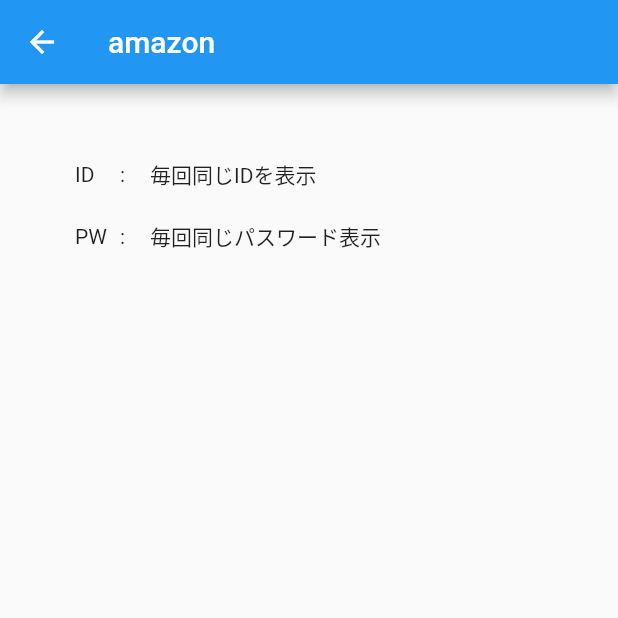
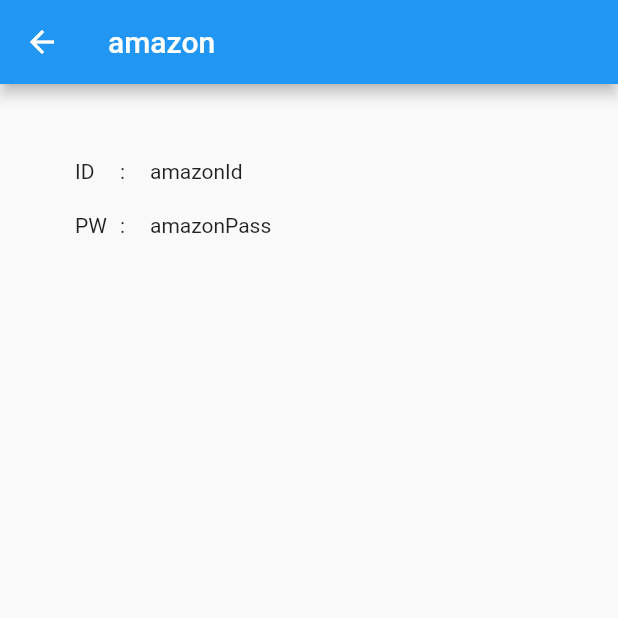
Before and after one commit to snkrs238/flutter_demo, a Flutter app: the screen it shows after launch, after a tap on "amazon", on a phone screen of 412 x 824 dp, the top half of it. Run offline on Flutter 3.47's test engine with Material 2 defaults, Android fonts, the phone set to English and light mode, and no system bars.

Commit message:
flutter demo

```diff
--- a/lib/main.dart
+++ b/lib/main.dart
@@ -34,6 +34,8 @@
 
 class _MyHomePageState extends State<MyHomePage> {
   List<String> titleList =['amazon','楽天','Yahoo!'];//変数の定義
+  List<String> id =['amazonId','楽天Id','YahooId'];
+  List<String> pass =['amazonPass','楽天Pass','YahooPass'];
   int _counter = 0;
 
   void _incrementCounter() {
@@ -57,10 +59,17 @@
                   leading: const Icon(Icons.key),
                   title: Text(titleList[index]),
                   onTap: (){
+                    print(id);
                     print('リストがタップされました');
                     //画面遷移の処理を記述
                     Navigator.push(context,MaterialPageRoute(
-                        builder: (context) => NextPage(titleList[index])));
+                        builder: (context) => NextPage(
+                            titleList[index],
+                          id[index],
+                          pass[index],
+                        )
+                    )
+                    );
                   },
                 ),
                 const Divider(
@@ -69,7 +78,7 @@
                 ),
               ],
             );
-          }
+          },
       ),
       floatingActionButton: FloatingActionButton(
         //ボタンが押された時の処理
--- a/lib/next_page.dart
+++ b/lib/next_page.dart
@@ -4,7 +4,9 @@
 
 class NextPage extends StatelessWidget {
   final String title;//main.dartからtitleを受け取る
-  const NextPage(this.title,{Key? key}) : super(key: key);
+  final String id;
+  final String pass;
+  const NextPage(this.title,this.id,this.pass,{Key? key}) : super(key: key);
 
   @override
   Widget build(BuildContext context) {
@@ -18,30 +20,30 @@
           crossAxisAlignment: CrossAxisAlignment.start,//左寄せ
           children:  [
             Row(                      //要素を横並び
-              children: const [
-                SizedBox(
+              children:  [
+                const SizedBox(
                     width: 30,
                     child: Text('ID'),
                 ),
-                SizedBox(
+                const SizedBox(
                     width: 20,
                     child: Text(':')
                 ),
-                Text('毎回同じIDを表示')
+                Text(id)
               ],
             ),
             const SizedBox(height: 20,),//余白
             Row(
-              children: const [
-                SizedBox(
+              children: [
+                const SizedBox(
                     width: 30,
                     child: Text('PW')
                 ),
-                SizedBox(
+                const SizedBox(
                     width: 20,
                     child: Text(':')
                 ),
-                Text('毎回同じパスワード表示'),
+                Text(pass),
               ],
             )
           ],
```
